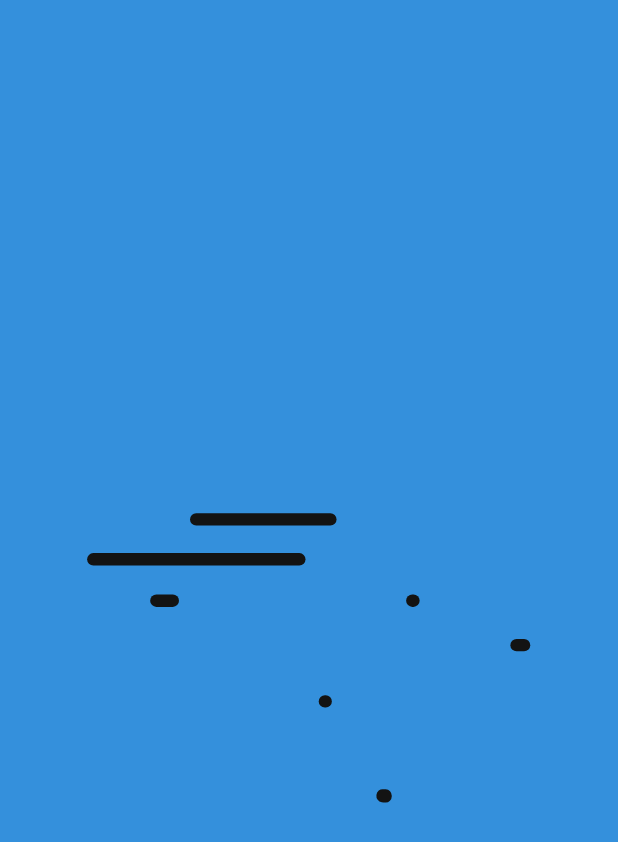
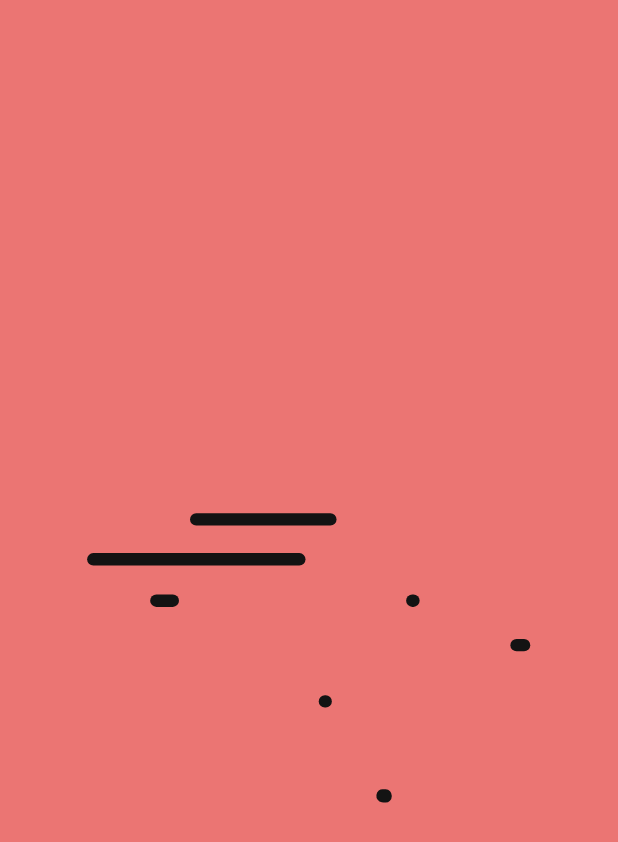
Before and after one commit to berkeronal/WeatherApp, an Android app: the SplashActivity screen opened directly, with no data from a screen before it, on a phone screen of 412 x 824 dp. Shown: the top 842 px of the screen. Run offline under Robolectric (Android 15) with nearby library versions, the phone set to English and light mode, and no system bars.

Commit message:
Added Handle Status Bar and Splash Activity

```diff
--- a/app/src/main/AndroidManifest.xml
+++ b/app/src/main/AndroidManifest.xml
@@ -10,6 +10,7 @@
         android:roundIcon="@mipmap/ic_launcher_round"
         android:supportsRtl="true"
         android:theme="@style/Theme.WeatherApp">
+
         <activity
             android:name=".SplashActivity"
             android:exported="true">
--- a/app/src/main/java/com/kekod/weatherapp/MainActivity.kt
+++ b/app/src/main/java/com/kekod/weatherapp/MainActivity.kt
@@ -3,6 +3,7 @@ package com.kekod.weatherapp
 import android.os.Bundle
 import androidx.appcompat.app.AppCompatActivity
 import com.kekod.weatherapp.databinding.ActivityMainBinding
+import com.kekod.weatherapp.util.handleStatusBar
 import com.kekod.weatherapp.util.navigate
 
 private var _binding: ActivityMainBinding? = null
@@ -11,8 +12,8 @@ private val binding get() = _binding!!
 class MainActivity : AppCompatActivity() {
 
     override fun onCreate(savedInstanceState: Bundle?) {
+        handleStatusBar(this)
         super.onCreate(savedInstanceState)
-
         _binding = ActivityMainBinding.inflate(layoutInflater)
         setContentView(binding.root)
 
--- a/app/src/main/java/com/kekod/weatherapp/SplashActivity.kt
+++ b/app/src/main/java/com/kekod/weatherapp/SplashActivity.kt
@@ -1,14 +1,17 @@
 package com.kekod.weatherapp
 
-import android.content.Intent
 import android.os.Bundle
 import android.os.CountDownTimer
+import android.view.animation.Animation
 import androidx.appcompat.app.AppCompatActivity
+import com.kekod.weatherapp.util.handleStatusBar
 import com.kekod.weatherapp.util.navigate
+import createAnimation
 
 class SplashActivity : AppCompatActivity() {
 
     override fun onCreate(savedInstanceState: Bundle?) {
+        handleStatusBar(this)
         super.onCreate(savedInstanceState)
         setContentView(R.layout.activity_splash)
         val timer = object : CountDownTimer(3000, 1000) {
@@ -16,6 +19,7 @@ class SplashActivity : AppCompatActivity() {
 
             override fun onFinish() {
                 navigate<MainActivity>()
+                overridePendingTransition(0, R.anim.fade_out)
                 finish()
             }
         }
--- /dev/null
+++ b/app/src/main/java/com/kekod/weatherapp/util/HandleStatusBar.kt
@@ -0,0 +1,17 @@
+package com.kekod.weatherapp.util
+
+import android.app.Activity
+import android.os.Build
+import android.view.WindowManager
+import com.kekod.weatherapp.R
+
+fun handleStatusBar(activity: Activity) {
+    if (Build.VERSION.SDK_INT >= Build.VERSION_CODES.R) {
+        activity.window.setDecorFitsSystemWindows(false)
+    } else {
+        //tema ayarla ve default statusbar color ver
+        val window = activity.window
+        window.addFlags(WindowManager.LayoutParams.FLAG_DRAWS_SYSTEM_BAR_BACKGROUNDS)
+        window.statusBarColor = activity.resources.getColor(R.color.splashBg, activity.theme)
+    }
+}
--- /dev/null
+++ b/app/src/main/res/anim/fade_out.xml
@@ -0,0 +1,9 @@
+<?xml version="1.0" encoding="utf-8"?>
+<set xmlns:android="http://schemas.android.com/apk/res/android"
+    android:shareInterpolator="false">
+    <alpha android:fromAlpha="1.0"
+        android:toAlpha="0.0"
+        android:duration="300"
+        android:interpolator="@android:anim/accelerate_interpolator"
+        />
+</set>
--- a/app/src/main/res/layout/activity_day.xml
+++ b/app/src/main/res/layout/activity_day.xml
@@ -27,7 +27,7 @@
         android:layout_height="wrap_content"
         android:orientation="horizontal"
         app:layout_constraintBottom_toBottomOf="parent"
-        app:layout_constraintGuide_percent="0.8" />
+        app:layout_constraintGuide_percent="0.75" />
 
     <ImageView
         android:id="@+id/ivSun"
@@ -84,7 +84,7 @@
         app:layout_constraintHorizontal_bias="0.3"
         app:layout_constraintStart_toStartOf="@+id/guideline2"
         app:layout_constraintTop_toTopOf="@+id/guideline4"
-        app:layout_constraintVertical_bias="0.5" />
+        app:layout_constraintVertical_bias="0.4" />
 
     <TextView
         android:id="@+id/tvTempratureSVG"
@@ -135,7 +135,7 @@
         android:layout_width="21dp"
         android:layout_height="21dp"
         android:layout_marginStart="8dp"
-        android:layout_marginTop="8dp"
+        android:layout_marginTop="4dp"
         android:contentDescription="@string/mockDesc"
         android:visibility="invisible"
         app:layout_constraintBottom_toBottomOf="parent"
--- a/app/src/main/res/layout/activity_night.xml
+++ b/app/src/main/res/layout/activity_night.xml
@@ -39,7 +39,7 @@
         android:layout_height="wrap_content"
         android:orientation="horizontal"
         app:layout_constraintBottom_toBottomOf="parent"
-        app:layout_constraintGuide_percent="0.8" />
+        app:layout_constraintGuide_percent="0.75" />
 
     <ImageView
         android:id="@+id/ivMoon"
@@ -96,7 +96,7 @@
         app:layout_constraintHorizontal_bias="0.3"
         app:layout_constraintStart_toStartOf="@+id/guideline2"
         app:layout_constraintTop_toTopOf="@+id/guideline4"
-        app:layout_constraintVertical_bias="0.5"  />
+        app:layout_constraintVertical_bias="0.4" />
 
     <TextView
         android:id="@+id/tvTempratureSVG"
@@ -147,7 +147,7 @@
         android:layout_width="21dp"
         android:layout_height="21dp"
         android:layout_marginStart="8dp"
-        android:layout_marginTop="8dp"
+        android:layout_marginTop="4dp"
         android:contentDescription="@string/mockDesc"
         android:visibility="invisible"
         app:layout_constraintBottom_toBottomOf="parent"
--- a/app/src/main/res/layout/activity_splash.xml
+++ b/app/src/main/res/layout/activity_splash.xml
@@ -5,6 +5,7 @@
     android:layout_width="match_parent"
     android:layout_height="match_parent"
     android:background="@color/splashBg"
+    android:fitsSystemWindows="true"
     tools:context=".SplashActivity">
 
     <com.airbnb.lottie.LottieAnimationView
--- a/app/src/main/res/values-night/themes.xml
+++ b/app/src/main/res/values-night/themes.xml
@@ -1,4 +1,4 @@
-<resources xmlns:tools="http://schemas.android.com/tools">
+<resources>
     <!-- Base application theme. -->
     <style name="Theme.WeatherApp" parent="Theme.MaterialComponents.DayNight.NoActionBar">
         <!-- Primary brand color. -->
@@ -10,7 +10,12 @@
         <item name="colorSecondaryVariant">@color/teal_200</item>
         <item name="colorOnSecondary">@color/black</item>
         <!-- Status bar color. -->
-        <item name="android:statusBarColor" tools:targetApi="l">?attr/colorPrimaryVariant</item>
+
         <!-- Customize your theme here. -->
+        <item name="android:statusBarColor">@android:color/transparent</item>
+        <item name="android:navigationBarColor">@android:color/black</item>
+        <item name="android:windowTranslucentStatus">false</item>
+        <item name="android:windowTranslucentNavigation">false</item>
+
     </style>
 </resources>
--- a/app/src/main/res/values/colors.xml
+++ b/app/src/main/res/values/colors.xml
@@ -10,5 +10,9 @@
     <color name="red">#FF0000</color>
     <color name="blue">#0037FF</color>
     <color name="transparent">#00FFFFFF</color>
-    <color name="splashBg">#3490dc</color>
+    <color name="splashBg">#eb7573</color>
+    <color name="light_blue_50">#FFE1F5FE</color>
+    <color name="light_blue_200">#FF81D4FA</color>
+    <color name="light_blue_600">#FF039BE5</color>
+    <color name="light_blue_900">#FF01579B</color>
 </resources>
--- a/app/src/main/res/values/strings.xml
+++ b/app/src/main/res/values/strings.xml
@@ -19,5 +19,10 @@
     <string name="n_temperature">22</string>
     <string name="n_temperatureType">°C</string>
     <string name="n_city">Alanya</string>
+    <string name="appwidget_text">16°C</string>
+    <string name="appwidget_status_text">CLEAR</string>
+    <string name="add_widget">Add widget</string>
+    <string name="app_widget_description">This is an app widget description</string>
+    <string name="configure">Configure</string>
 
 </resources>
--- a/app/src/main/res/values/themes.xml
+++ b/app/src/main/res/values/themes.xml
@@ -1,4 +1,4 @@
-<resources xmlns:tools="http://schemas.android.com/tools">
+<resources>
     <!-- Base application theme. -->
     <style name="Theme.WeatherApp" parent="Theme.MaterialComponents.DayNight.NoActionBar">
         <!-- Primary brand color. -->
@@ -10,7 +10,12 @@
         <item name="colorSecondaryVariant">@color/teal_200</item>
         <item name="colorOnSecondary">@color/black</item>
         <!-- Status bar color. -->
-        <item name="android:statusBarColor" tools:targetApi="l">?attr/colorPrimaryVariant</item>
+
         <!-- Customize your theme here. -->
+        <item name="android:statusBarColor">@android:color/transparent</item>
+        <item name="android:navigationBarColor">@android:color/black</item>
+        <item name="android:windowTranslucentStatus">false</item>
+        <item name="android:windowTranslucentNavigation">false</item>
+
     </style>
 </resources>
```
Also changed, not shown: app/src/main/java/com/kekod/weatherapp/DayActivity.kt (+7 -4 lines), app/src/main/java/com/kekod/weatherapp/NightActivity.kt (+6 -4 lines), app/src/main/java/com/kekod/weatherapp/util/ActivityExt.kt (+7 -15 lines), app/src/main/res/drawable-nodpi/widget_moon.png (added), 1 other file.
